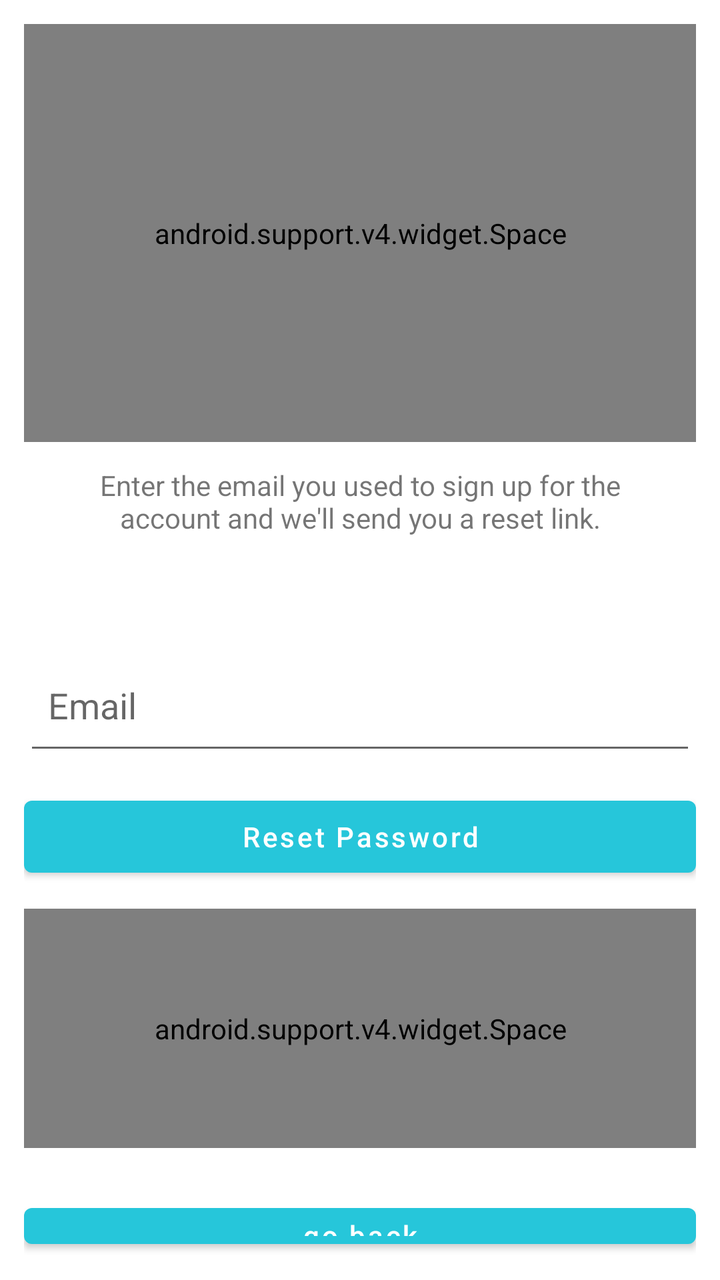
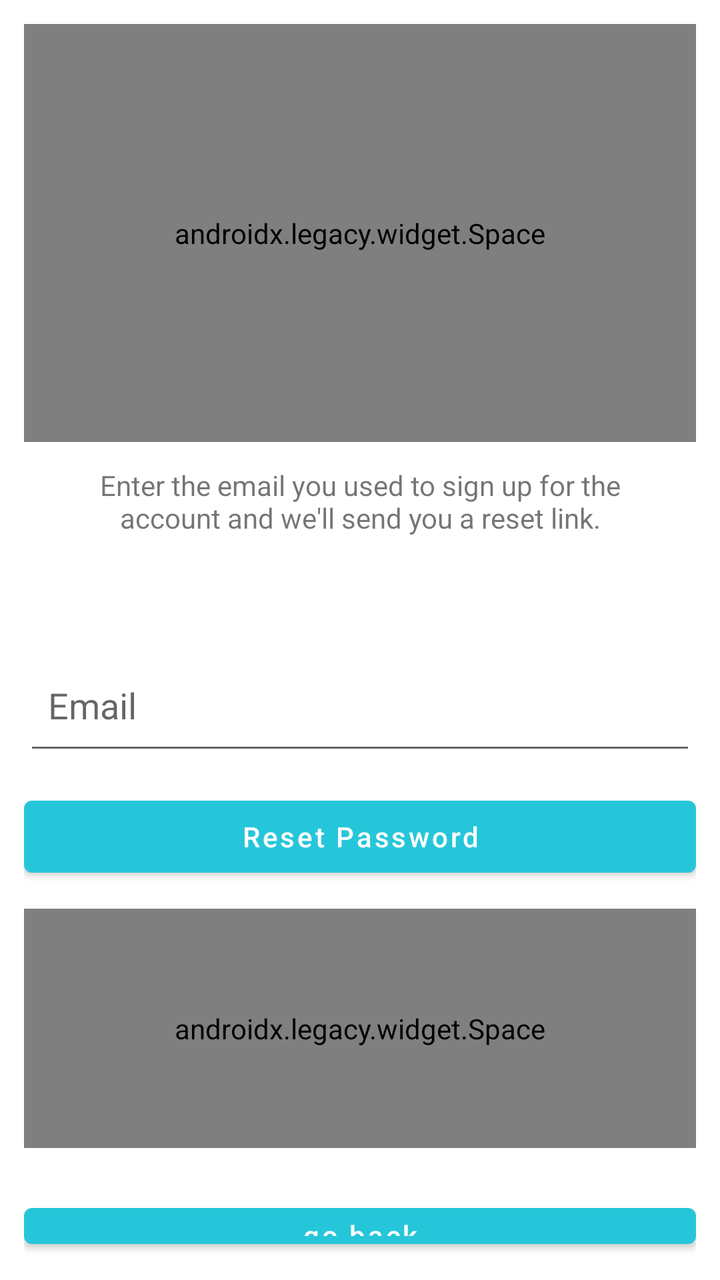

The first picture is an Android layout as it rendered before a commit; the second is the same layout after the commit. The layout source and the unified diff follow.
<!-- AndroidManifest.xml: activity theme LoggedOutTheme -->
<!-- res/layout/activity_reset_password.xml -->
<?xml version="1.0" encoding="utf-8"?>
<RelativeLayout
    xmlns:android="http://schemas.android.com/apk/res/android"
    xmlns:tools="http://schemas.android.com/tools"
    tools:context="com.oo0o0o.colorphoria.activities.loggedoutactivites.ResetPasswordActivity"
    android:layout_width="match_parent"
    android:layout_height="match_parent"
    android:gravity="center"
    android:orientation="vertical" >

    <LinearLayout
        xmlns:android="http://schemas.android.com/apk/res/android"
        xmlns:tools="http://schemas.android.com/tools"
        tools:context="com.oo0o0o.colorphoria.activities.loggedoutactivites.ResetPasswordActivity"
        android:layout_width="match_parent"
        android:layout_height="match_parent"
        android:orientation="vertical"
        android:padding="@dimen/activity_horizontal_margin">

        <android.support.v4.widget.Space
            android:layout_width="match_parent"
            android:layout_height="0dp"
            android:layout_weight="7"/>

        <TextView
            android:layout_width="match_parent"
            android:layout_height="0dp"
            android:layout_weight="3"
            android:layout_marginBottom="@dimen/activity_horizontal_margin"
            android:gravity="center_horizontal"
            android:padding="@dimen/activity_horizontal_margin"
            android:text="@string/reset_password_message"
            android:textSize="14sp" />

        <EditText
            android:id="@+id/email_edit_text"
            android:layout_width="match_parent"
            android:layout_height="0dp"
            android:layout_weight="2"
            android:layout_marginBottom="@dimen/activity_horizontal_margin"
            android:hint="@string/email_hint"
            android:padding="@dimen/activity_horizontal_margin"
            android:inputType="textEmailAddress" />

        <Button
            android:id="@+id/reset_password_button"
            android:layout_width="match_parent"
            android:layout_height="wrap_content"
            android:layout_marginBottom="@dimen/activity_horizontal_margin"
            android:text="@string/reset_password_button"
            android:textColor="@color/colorPrimary"
            android:gravity="center"
            android:fontFamily="sans-serif-medium"
            android:textAllCaps="false" />

        <android.support.v4.widget.Space
            android:layout_width="match_parent"
            android:layout_height="0dp"
            android:layout_weight="4"/>

        
       <Button
           android:id="@+id/back_button_link"
           android:layout_width="match_parent"
           android:layout_height="0dp"
           android:layout_weight="1"
           android:background="@null"
           android:textAllCaps="false"
           android:layout_marginTop="24dp"
           android:text="@string/back_button_link" />

    </LinearLayout>

    <include layout="@layout/progress">
    </include>
</RelativeLayout>
<!-- res/layout/progress.xml (included above) -->
<?xml version="1.0" encoding="utf-8"?>
<RelativeLayout xmlns:android="http://schemas.android.com/apk/res/android"
android:id="@+id/progress_bar_layout"
android:layout_width="match_parent"
android:layout_height="match_parent"
android:background="#99000000"
android:visibility="gone">
<ProgressBar
    style="?android:attr/progressBarStyleLarge"
    android:layout_width="wrap_content"
    android:layout_height="wrap_content"
    android:id="@+id/progress_bar"
    android:layout_centerVertical="true"
    android:layout_centerHorizontal="true"
    android:indeterminate="true"
    android:visibility="visible"/>
</RelativeLayout>
<!-- resources referenced by this layout -->
<resources>
  <color name="colorPrimary">#ffffffff</color>
  <dimen name="activity_horizontal_margin">12dp</dimen>
  <string name="back_button_link">go back</string>
  <string name="email_hint">Email</string>
  <string name="reset_password_button">Reset Password</string>
  <string name="reset_password_message">Enter the email you used to sign up for the account and we\'ll send you a reset link.</string>
  <style name="LoggedOutTheme" parent="AppTheme">
          <item name="windowActionBar">false</item>
          <item name="windowNoTitle">true</item>
      </style>
  <style name="AppTheme" parent="BaseTheme">
      </style>
  <style name="BaseTheme" parent="Theme.MaterialComponents.Light.DarkActionBar">
          <item name="colorPrimary">@color/colorSecondary</item>
          <item name="colorPrimaryDark">@color/colorSecondaryDark</item> 
          <item name="colorAccent">@color/colorSecondary</item> 
  
      </style>
  <color name="colorSecondary">#ff26c6da</color>
  <color name="colorSecondaryDark">#ff0095a8</color>
</resources>

<!-- the commit's change to res/layout/activity_reset_password.xml (unified diff, before → after) -->
@@ -17,7 +17,7 @@
         android:orientation="vertical"
         android:padding="@dimen/activity_horizontal_margin">
 
-        <android.support.v4.widget.Space
+        <androidx.legacy.widget.Space
             android:layout_width="match_parent"
             android:layout_height="0dp"
             android:layout_weight="7"/>
@@ -53,7 +53,7 @@
             android:fontFamily="sans-serif-medium"
             android:textAllCaps="false" />
 
-        <android.support.v4.widget.Space
+        <androidx.legacy.widget.Space
             android:layout_width="match_parent"
             android:layout_height="0dp"
             android:layout_weight="4"/>
